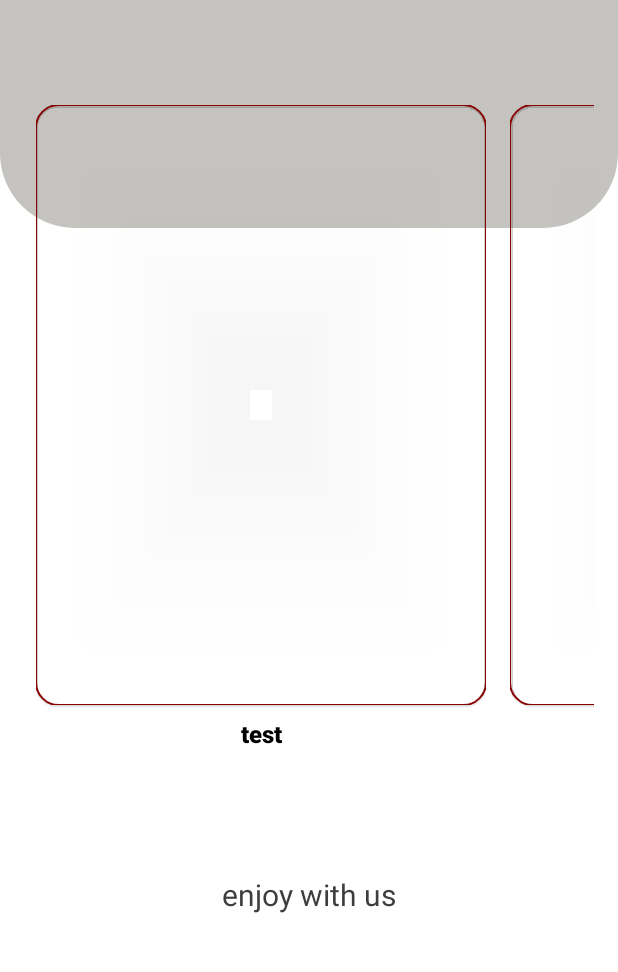
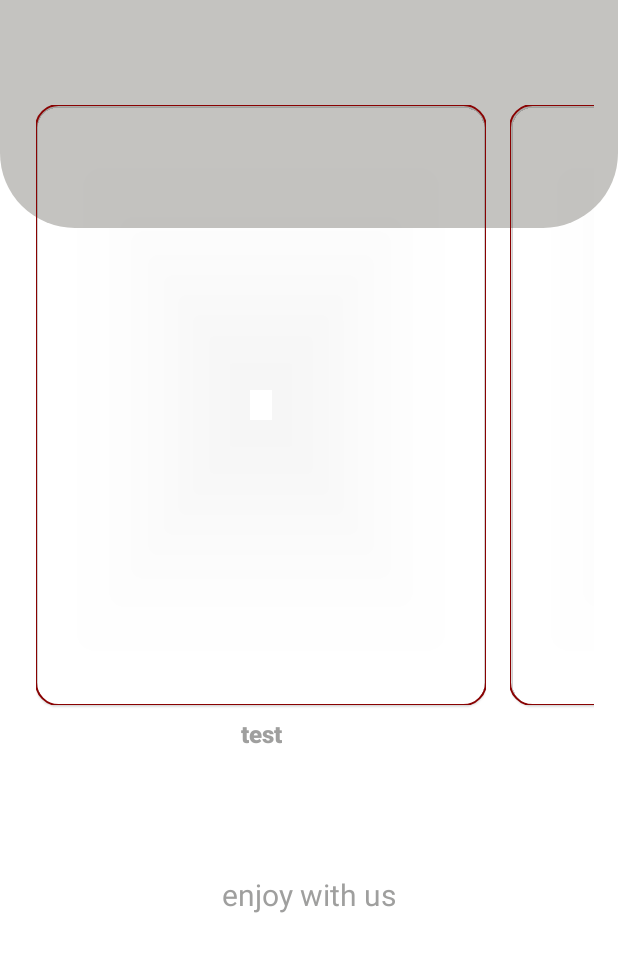
Before and after one commit to asawer997/green_apple_movie_app, an Android app: the layout activity_main.xml on its own in the app's theme, with its tools: preview values and no code run, on a phone screen of 412 x 824 dp, the part 222-1194 px from its top. Run offline under Robolectric (Android 15) with nearby library versions, the phone set to English and light mode, and no system bars.

Commit message:
improve the dark theme

```diff
--- a/app/src/main/res/layout/activity_main.xml
+++ b/app/src/main/res/layout/activity_main.xml
@@ -4,7 +4,6 @@
     xmlns:tools="http://schemas.android.com/tools"
     android:layout_width="match_parent"
     android:layout_height="match_parent"
-    android:background="@color/white"
     tools:context=".ui.HomeActivity">
 
     <androidx.constraintlayout.widget.ConstraintLayout
@@ -71,13 +70,12 @@
         android:layout_height="wrap_content"
         android:layout_marginTop="8dp"
         android:text="enjoy with us"
-        android:textColor="#3D3D3D"
+        android:textColor="#9F9F9E"
         android:textSize="20sp"
         app:layout_constraintBottom_toBottomOf="parent"
         app:layout_constraintEnd_toEndOf="parent"
         app:layout_constraintStart_toStartOf="parent"
-        app:layout_constraintTop_toBottomOf="@id/funny_recycler"
-      />
+        app:layout_constraintTop_toBottomOf="@id/funny_recycler" />
 
 
 
--- a/app/src/main/res/layout/item_movie_funny.xml
+++ b/app/src/main/res/layout/item_movie_funny.xml
@@ -27,7 +27,7 @@
         android:text="test"
         android:layout_marginTop="8dp"
         android:textSize="16sp"
-        android:textColor="@color/black"
+        android:textColor="#9F9F9E"
         app:layout_constraintEnd_toEndOf="@+id/poster"
         app:layout_constraintStart_toStartOf="@id/poster"
           app:layout_constraintBottom_toBottomOf="parent"
--- a/app/src/main/res/values-night/themes.xml
+++ b/app/src/main/res/values-night/themes.xml
@@ -1,9 +1,9 @@
 <resources xmlns:tools="http://schemas.android.com/tools">
     <!-- Base application theme. -->
-    <style name="Theme.Movie_app" parent="Theme.MaterialComponents.DayNight.NoActionBar">
+    <style name="Theme.Movie_app" parent="Theme.MaterialComponents.DayNight.NoActionBar.Bridge">
         <!-- Primary brand color. -->
-        <item name="colorPrimary">@color/purple_200</item>
-        <item name="colorPrimaryVariant">@color/purple_700</item>
+        <item name="colorPrimary">@color/black</item>
+        <item name="colorPrimaryVariant">@color/black</item>
         <item name="colorOnPrimary">@color/black</item>
         <!-- Secondary brand color. -->
         <item name="colorSecondary">@color/teal_200</item>
```
